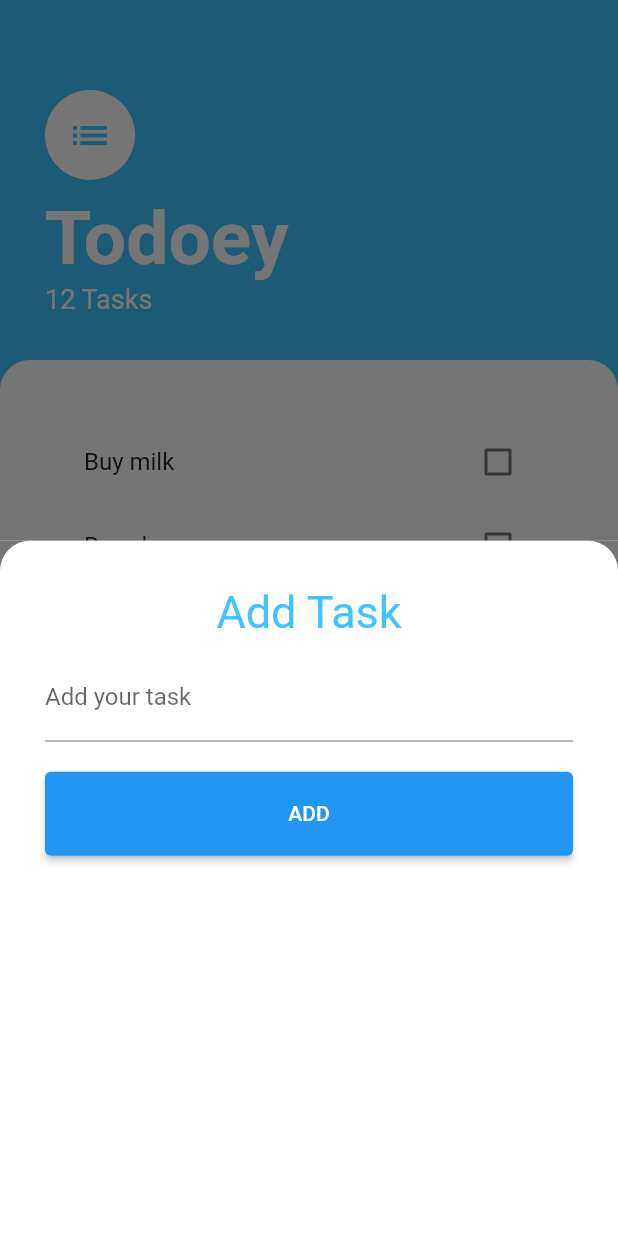
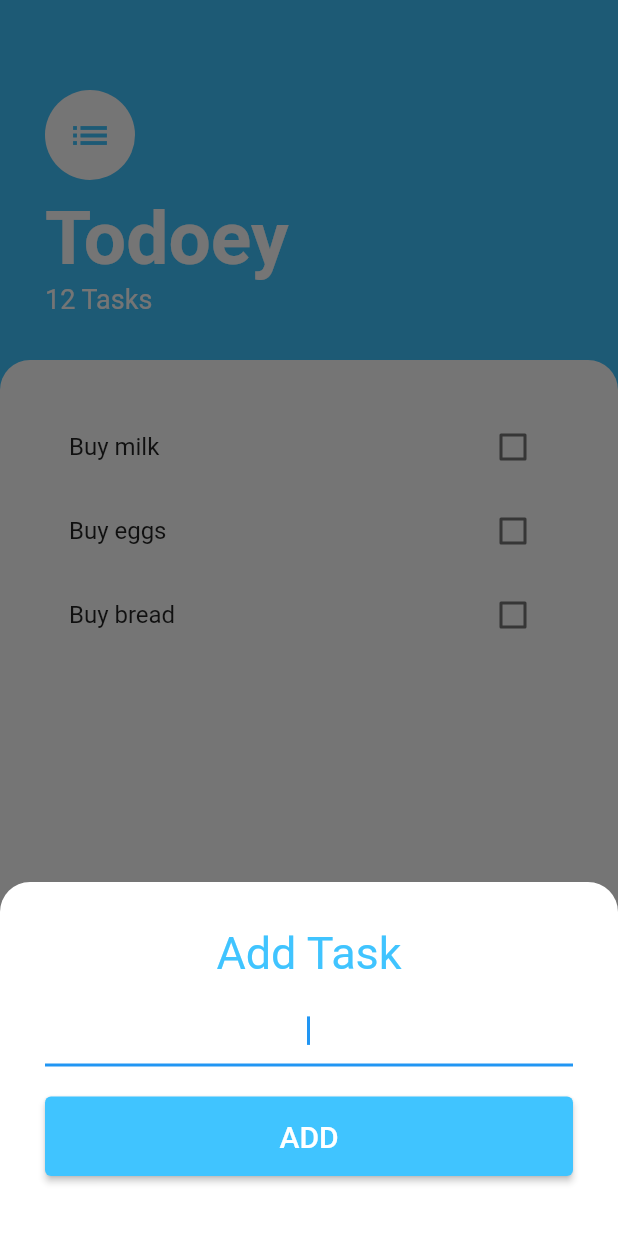
Before and after one commit to gustavozreis/Flutter-ToDoApp, a Flutter app: the screen it shows after launch, after a tap on the "add" icon, on a phone screen of 412 x 824 dp. Run offline on Flutter 3.47's test engine with Material 2 defaults, Android fonts, the phone set to English and light mode, and no system bars.

Commit message:
Atualiza gerencia de estado.

```diff
--- /dev/null
+++ b/lib/components/task_checkbox.dart
@@ -0,0 +1,19 @@
+import 'package:flutter/cupertino.dart';
+import 'package:flutter/material.dart';
+
+class TaskCheckbox extends StatelessWidget {
+  final bool? checkboxState;
+  final Function(bool?)? toggleCheckboxState;
+
+  const TaskCheckbox(
+      {required this.checkboxState, required this.toggleCheckboxState});
+
+  @override
+  Widget build(BuildContext context) {
+    return Checkbox(
+      activeColor: Colors.lightBlueAccent,
+      value: checkboxState,
+      onChanged: toggleCheckboxState,
+    );
+  }
+}
--- /dev/null
+++ b/lib/components/task_list.dart
@@ -0,0 +1,43 @@
+import 'package:flutter/cupertino.dart';
+import 'package:flutter/material.dart';
+
+import '../../models/task.dart';
+import '../../components/task_tile.dart';
+
+class TaskList extends StatefulWidget {
+  const TaskList({
+    Key? key,
+  }) : super(key: key);
+
+  @override
+  State<TaskList> createState() => _TaskListState();
+}
+
+class _TaskListState extends State<TaskList> {
+  List<Task> tasks = [
+    Task(name: 'Buy milk'),
+    Task(name: 'Buy eggs'),
+    Task(name: 'Buy bread'),
+  ];
+
+  @override
+  Widget build(BuildContext context) {
+    return Padding(
+      padding: const EdgeInsets.symmetric(horizontal: 30.0, vertical: 30.0),
+      child: ListView.builder(
+        itemBuilder: (context, index) {
+          return TaskTile(
+            taskTitle: tasks[index].name,
+            isChecked: tasks[index].isDone,
+            checkboxCallback: (checkboxState) {
+              setState(() {
+                tasks[index].toggleDone();
+              });
+            },
+          );
+        },
+        itemCount: tasks.length,
+      ),
+    );
+  }
+}
--- /dev/null
+++ b/lib/components/task_tile.dart
@@ -0,0 +1,31 @@
+import 'package:flutter/cupertino.dart';
+import 'package:flutter/material.dart';
+
+import 'task_checkbox.dart';
+
+class TaskTile extends StatelessWidget {
+  bool isChecked;
+  final String taskTitle;
+  final Function(bool?)? checkboxCallback;
+
+  TaskTile(
+      {this.isChecked = false,
+      required this.taskTitle,
+      required this.checkboxCallback});
+
+  @override
+  Widget build(BuildContext context) {
+    return ListTile(
+      title: Text(
+        taskTitle,
+        style: TextStyle(
+            decoration: isChecked ? TextDecoration.lineThrough : null),
+      ),
+      trailing: Checkbox(
+        activeColor: Colors.lightBlueAccent,
+        value: isChecked,
+        onChanged: checkboxCallback,
+      ),
+    );
+  }
+}
--- /dev/null
+++ b/lib/models/task.dart
@@ -0,0 +1,10 @@
+class Task {
+  final String name;
+  bool isDone;
+
+  Task({required this.name, this.isDone = false});
+
+  void toggleDone() {
+    isDone = !isDone;
+  }
+}
--- a/lib/screens/add_task_screen.dart
+++ b/lib/screens/add_task_screen.dart
@@ -30,14 +30,14 @@ class AddTaskScreen extends StatelessWidget {
                   fontSize: 30.0,
                 ),
               ),
-              Padding(
-                padding: const EdgeInsets.symmetric(
+              const Padding(
+                padding: EdgeInsets.symmetric(
                   vertical: 10.0,
                 ),
-                child: TextFormField(
-                  decoration: InputDecoration(
-                    labelText: 'Add your task',
-                  ),
+                child: TextField(
+                  autofocus: true,
+                  decoration: InputDecoration(),
+                  textAlign: TextAlign.center,
                 ),
               ),
               Padding(
@@ -49,11 +49,21 @@ class AddTaskScreen extends StatelessWidget {
                     Expanded(
                       child: ElevatedButton(
                         style: ButtonStyle(
-                            padding: MaterialStateProperty.all<EdgeInsets>(
-                          EdgeInsets.all(20.0),
-                        )),
-                        onPressed: () {},
-                        child: const Text('ADD'),
+                          backgroundColor: MaterialStateProperty.all<Color>(
+                              Colors.lightBlueAccent),
+                          padding: MaterialStateProperty.all<EdgeInsets>(
+                            EdgeInsets.all(15.0),
+                          ),
+                        ),
+                        onPressed: () {
+                          // TODO: add functionality for the add button
+                        },
+                        child: const Text(
+                          'ADD',
+                          style: TextStyle(
+                            fontSize: 20.0,
+                          ),
+                        ),
                       ),
                     ),
                   ],
--- a/lib/screens/components/list_checkbox.dart
+++ /dev/null
@@ -1,23 +0,0 @@
-import 'package:flutter/cupertino.dart';
-import 'package:flutter/material.dart';
-
-class ListCheckbox extends StatefulWidget {
-  const ListCheckbox({Key? key}) : super(key: key);
-
-  @override
-  State<ListCheckbox> createState() => _ListCheckboxState();
-}
-
-class _ListCheckboxState extends State<ListCheckbox> {
-  bool isChecked = false;
-  @override
-  Widget build(BuildContext context) {
-    return Checkbox(
-        value: isChecked,
-        onChanged: (bool? value) {
-          setState(() {
-            isChecked = value!;
-          });
-        });
-  }
-}
--- a/lib/screens/components/task_list.dart
+++ /dev/null
@@ -1,23 +0,0 @@
-import 'package:flutter/cupertino.dart';
-import 'package:flutter/material.dart';
-import 'package:todoey/screens/components/task_tile.dart';
-
-import 'list_checkbox.dart';
-
-class TaskList extends StatelessWidget {
-  const TaskList({
-    Key? key,
-  }) : super(key: key);
-
-  @override
-  Widget build(BuildContext context) {
-    return ListView(
-      padding: const EdgeInsets.only(top: 40.0, left: 40.0, right: 40.0),
-      children: const [
-        TaskTile(title: 'Buy milk'),
-        TaskTile(title: 'Buy shop'),
-        TaskTile(title: 'go to school'),
-      ],
-    );
-  }
-}
--- a/lib/screens/components/task_tile.dart
+++ /dev/null
@@ -1,18 +0,0 @@
-import 'package:flutter/cupertino.dart';
-import 'package:flutter/material.dart';
-
-import 'list_checkbox.dart';
-
-class TaskTile extends StatelessWidget {
-  const TaskTile({Key? key, required this.title}) : super(key: key);
-
-  final String title;
-
-  @override
-  Widget build(BuildContext context) {
-    return ListTile(
-      title: Text(title),
-      trailing: ListCheckbox(),
-    );
-  }
-}
--- a/lib/screens/tasks_screen.dart
+++ b/lib/screens/tasks_screen.dart
@@ -1,9 +1,7 @@
 import 'package:flutter/cupertino.dart';
 import 'package:flutter/material.dart';
 import 'package:todoey/screens/add_task_screen.dart';
-
-import 'components/list_checkbox.dart';
-import 'components/task_list.dart';
+import '../components/task_list.dart';
 
 class TasksScreen extends StatelessWidget {
   const TasksScreen({Key? key}) : super(key: key);
@@ -77,7 +75,15 @@ class TasksScreen extends StatelessWidget {
         onPressed: () {
           showModalBottomSheet(
             context: context,
-            builder: (context) => const AddTaskScreen(),
+            isScrollControlled: true,
+            builder: (context) => SingleChildScrollView(
+              child: Container(
+                padding: EdgeInsets.only(
+                  bottom: MediaQuery.of(context).viewInsets.bottom,
+                ),
+                child: AddTaskScreen(),
+              ),
+            ),
           );
         },
         backgroundColor: Colors.lightBlueAccent,
```
